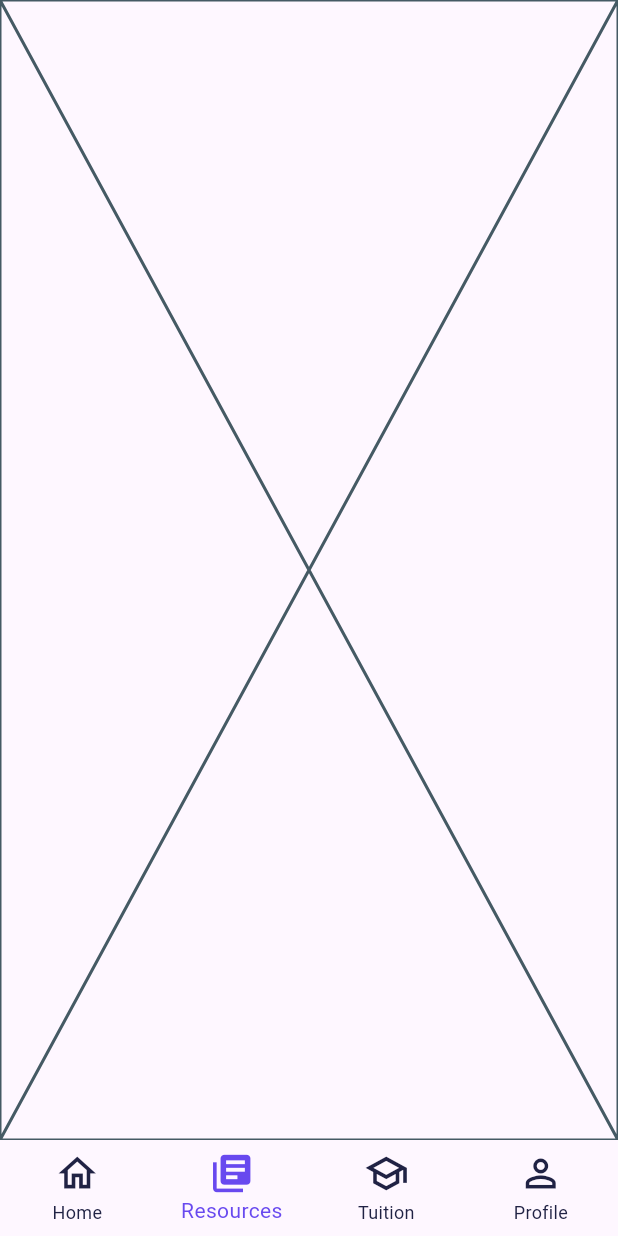
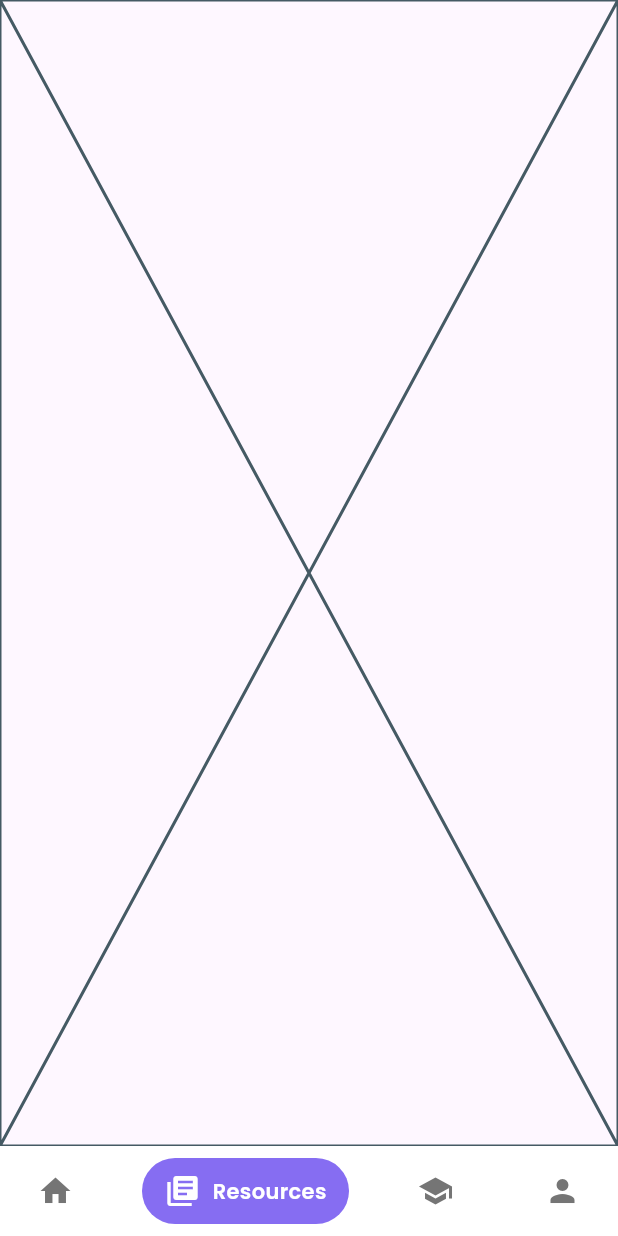
Before and after one commit to zw-weng/hackathon_xcode, a Flutter app: the screen it shows after launch, item 2 of the bottom bar chosen, on a phone screen of 412 x 824 dp. Run offline on Flutter 3.47's test engine with Material 3 defaults, Android fonts, the phone set to English and light mode, and no system bars; drawn by our look-alikes of google_nav_bar; our stand-ins replace carousel_slider; network calls fail.

Commit message:
update home

```diff
--- a/lib/screens/base_screen.dart
+++ b/lib/screens/base_screen.dart
@@ -1,9 +1,10 @@
+import 'package:flutter/material.dart';
+import 'package:google_nav_bar/google_nav_bar.dart';
 import 'package:demo/constants/colors.dart';
 import 'package:demo/screens/home_screen.dart';
 import 'package:demo/screens/profile_screen.dart';
 import 'package:demo/screens/resources_screen.dart';
 import 'package:demo/screens/tuition_screen.dart';
-import 'package:flutter/material.dart';
 
 class BaseScreen extends StatefulWidget {
   const BaseScreen({super.key});
@@ -28,40 +29,40 @@ class _BaseScreenState extends State<BaseScreen> {
       body: Center(
         child: _widgetOptions.elementAt(_selectedIndex),
       ),
-      bottomNavigationBar: BottomNavigationBar(
-        type: BottomNavigationBarType.fixed,
-        selectedItemColor: kPrimaryColor,
-        unselectedItemColor: const Color(0xFF202244), // Custom color for unselected icons
-        elevation: 0,
-        iconSize: 30,
-        items: const [
-          BottomNavigationBarItem(
-            icon: Icon(Icons.home_outlined), // Set icon size
-            activeIcon: Icon(Icons.home),
-            label: "Home",
-          ),
-          BottomNavigationBarItem(
-            icon: Icon(Icons.library_books_outlined),
-            activeIcon: Icon(Icons.library_books),
-            label: "Resources",
-          ),
-          BottomNavigationBarItem(
-            icon: Icon(Icons.school_outlined),
-            activeIcon: Icon(Icons.school),
-            label: "Tuition",
-          ),
-          BottomNavigationBarItem(
-            icon: Icon(Icons.person_outline),
-            activeIcon: Icon(Icons.person),
-            label: "Profile",
-          ),
-        ],
-        currentIndex: _selectedIndex,
-        onTap: (int index) {
-          setState(() {
-            _selectedIndex = index;
-          });
-        },
+      bottomNavigationBar: Container(
+        color: Colors.white,
+        padding: const EdgeInsets.symmetric(horizontal: 10, vertical: 8),
+        child: GNav(
+          gap: 8,
+          activeColor: Colors.white,
+          color: Colors.grey.shade600,
+          padding: const EdgeInsets.symmetric(horizontal: 15, vertical: 10),
+          tabBackgroundColor: kPrimaryColor.withOpacity(0.8),
+          selectedIndex: _selectedIndex,
+          onTabChange: (index) {
+            setState(() {
+              _selectedIndex = index;
+            });
+          },
+          tabs: const [
+            GButton(
+              icon: Icons.home,
+              text: 'Home',
+            ),
+            GButton(
+              icon: Icons.library_books,
+              text: 'Resources',
+            ),
+            GButton(
+              icon: Icons.school,
+              text: 'Tuition',
+            ),
+            GButton(
+              icon: Icons.person,
+              text: 'Profile',
+            ),
+          ],
+        ),
       ),
     );
   }
```
Also changed, not shown: lib/models/tutor.dart (added, +13 -0 lines), lib/screens/home_screen.dart (+31 -7 lines), lib/widgets/tutor_card.dart (added, +99 -0 lines), pubspec.yaml (+10 -2 lines), assets/images/tutor.jpg (added), fonts/Poppins-Bold.ttf (renamed from assets/fonts/Poppins-Bold.ttf), fonts/Poppins-Medium.ttf (renamed from assets/fonts/Poppins-Medium.ttf), fonts/Poppins-Regular.ttf (renamed from assets/fonts/Poppins-Regular.ttf), fonts/Poppins-SemiBold.ttf (renamed from assets/fonts/Poppins-SemiBold.ttf), pubspec.lock.
